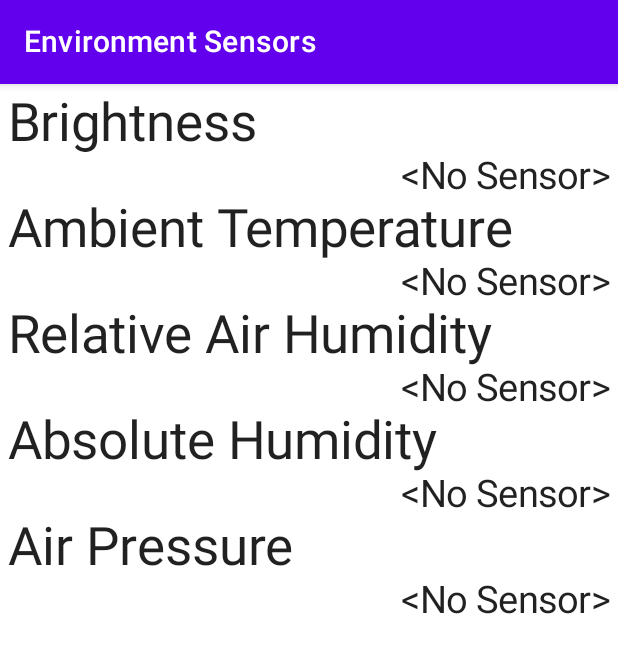
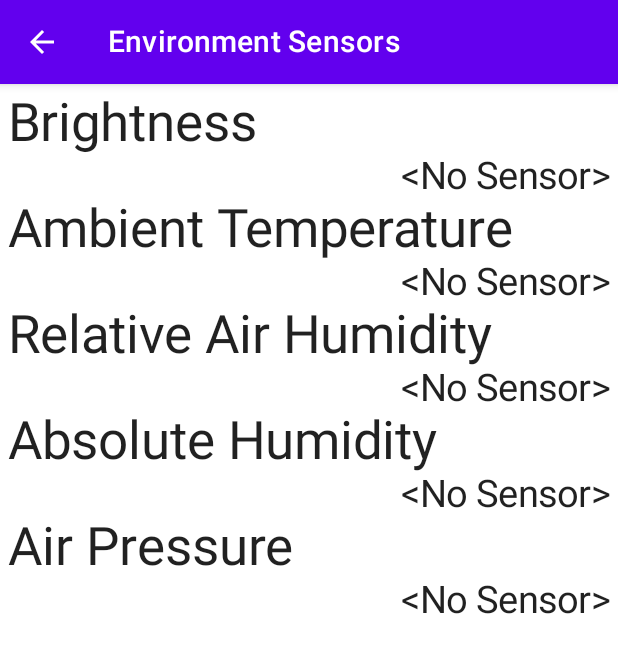
Before and after one commit to tauberwieblinder/CodeCamp-Weather, an Android app built with Jetpack Compose: the EnvironmentSensorScreen screen opened through its navigation route, on a phone screen of 412 x 824 dp. Shown: the top 653 px of the screen. Run offline under Robolectric (Android 15) with nearby library versions, the phone set to English and light mode, and no system bars; our stand-ins replace Dagger/Hilt's generated code.

Commit message:
feat: sensors stop listening, back button

```diff
--- a/app/src/main/java/de/uniks/codecamp/group_a/weather/MainActivity.kt
+++ b/app/src/main/java/de/uniks/codecamp/group_a/weather/MainActivity.kt
@@ -45,12 +45,19 @@ class MainActivity : ComponentActivity() {
                 WeatherScreen(
                     weatherViewModel = weatherViewModel,
                     onNavigateToSensorScreen = {
+                        sensorViewModel.startListening()
                         navController.navigate("sensorScreen")
                     }
                 )
             }
             composable("sensorScreen") {
-                EnvironmentSensorScreen(sensorViewModel = sensorViewModel)
+                EnvironmentSensorScreen(
+                    sensorViewModel = sensorViewModel,
+                    onNavigateToWeatherScreen = {
+                        sensorViewModel.stopListening()
+                        navController.navigate("main")
+                    }
+                )
             }
         }
     }
--- a/app/src/main/java/de/uniks/codecamp/group_a/weather/sensor/EnvironmentSensor.kt
+++ b/app/src/main/java/de/uniks/codecamp/group_a/weather/sensor/EnvironmentSensor.kt
@@ -17,8 +17,8 @@ abstract class EnvironmentSensor(
     val sensorExists: Boolean
         get() = context.packageManager.hasSystemFeature(sensorFeature)
 
-    private lateinit var sensorManager: SensorManager
-    private var sensor: Sensor? = null
+    private val sensorManager: SensorManager = context.getSystemService(Context.SENSOR_SERVICE) as SensorManager
+    private var sensor: Sensor? = sensorManager.getDefaultSensor(sensorType)
 
     override fun onSensorChanged(event: SensorEvent?) {
         if (!sensorExists || event == null) {
@@ -33,11 +33,6 @@ abstract class EnvironmentSensor(
     fun startListening() {
         if (!sensorExists) {
             return
-        }
-
-        if (sensor == null) {
-            sensorManager = context.getSystemService(Context.SENSOR_SERVICE) as SensorManager
-            sensor = sensorManager.getDefaultSensor(sensorType)
         }
 
         sensorManager.registerListener(this, sensor, SensorManager.SENSOR_DELAY_NORMAL)
--- a/app/src/main/java/de/uniks/codecamp/group_a/weather/ui/screens/sensor/SensorScreen.kt
+++ b/app/src/main/java/de/uniks/codecamp/group_a/weather/ui/screens/sensor/SensorScreen.kt
@@ -6,6 +6,8 @@ import androidx.compose.foundation.layout.*
 import androidx.compose.foundation.rememberScrollState
 import androidx.compose.foundation.verticalScroll
 import androidx.compose.material.*
+import androidx.compose.material.icons.Icons
+import androidx.compose.material.icons.filled.ArrowBack
 import androidx.compose.runtime.Composable
 import androidx.compose.ui.Alignment
 import androidx.compose.ui.Modifier
@@ -18,10 +20,21 @@ import de.uniks.codecamp.group_a.weather.sensor.EnvironmentSensor
 import de.uniks.codecamp.group_a.weather.sensor.SensorViewModel
 
 @Composable
-fun EnvironmentSensorScreen(modifier: Modifier = Modifier, sensorViewModel: SensorViewModel) {
+fun EnvironmentSensorScreen(modifier: Modifier = Modifier, sensorViewModel: SensorViewModel, onNavigateToWeatherScreen: () -> Unit) {
     Scaffold(
         modifier = modifier.fillMaxSize(),
-        topBar = { TopAppBar(title = { Text(text = "Environment Sensors") }) }
+        topBar = {
+            TopAppBar(
+                title = { Text(text = "Environment Sensors") },
+                navigationIcon = {
+                    IconButton(onClick = onNavigateToWeatherScreen) {
+                        Icon(
+                            imageVector = Icons.Filled.ArrowBack,
+                            contentDescription = "Back to Weather"
+                        )
+                    }
+                }
+            ) }
     ) {
         Surface(
             modifier = modifier
```
Also changed, not shown: app/src/main/java/de/uniks/codecamp/group_a/weather/sensor/SensorViewModel.kt (+14 -4 lines).
